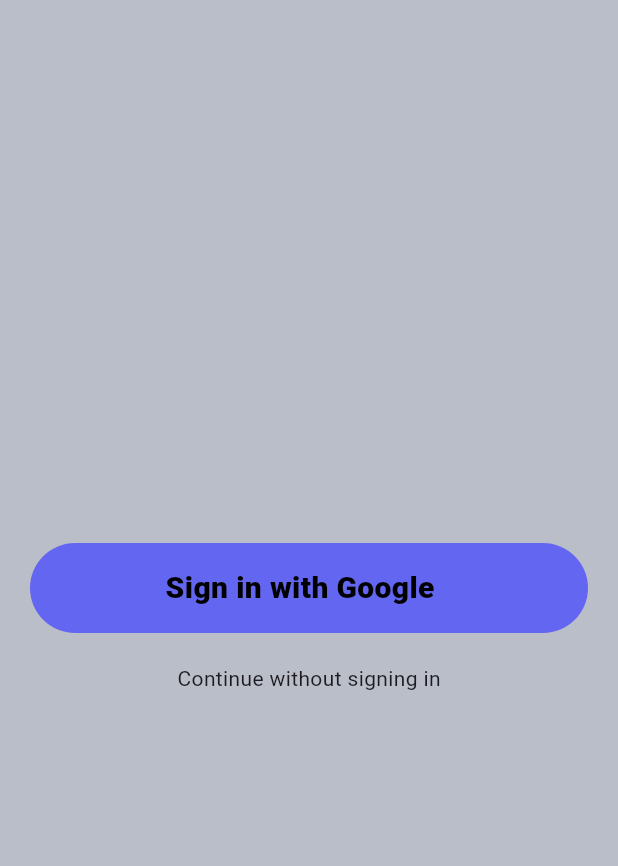
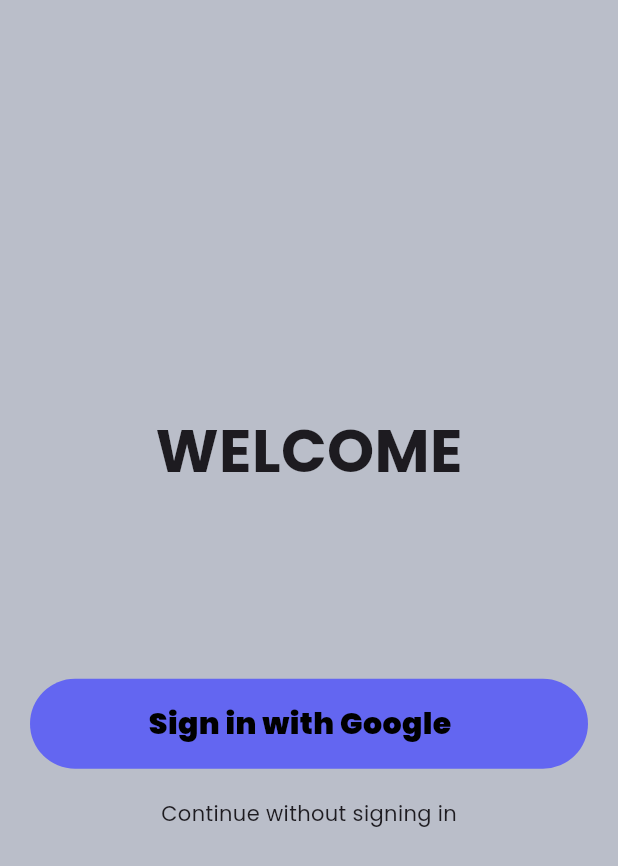
Before and after one commit to SaifIvnaAlam/Flutter-lawapp, a Flutter app: the screen it shows after launch, on a phone screen of 412 x 824 dp. Shown: the top 866 px of the screen. Run offline on Flutter 3.47's test engine with Material 3 defaults, Android fonts, the phone set to English and light mode, and no system bars; our stand-ins replace go_router, google_fonts.

```diff
--- a/lib/auth/presentation/authentication_page.dart
+++ b/lib/auth/presentation/authentication_page.dart
@@ -1,4 +1,8 @@
 import 'package:flutter/material.dart';
+import 'package:go_router/go_router.dart';
+import 'package:lawapp/utils/routes/route_name.dart';
+import 'package:lawapp/utils/constants/app_spacing.dart';
+import 'package:lawapp/utils/constants/app_text_Style.dart';
 import 'package:lawapp/utils/widgets/primary_scaffold.dart';
 import 'package:lawapp/utils/widgets/rounded_material_button.dart';
 
@@ -11,14 +15,19 @@ class AuthenticationPage extends StatelessWidget {
       body: Column(
         mainAxisAlignment: MainAxisAlignment.center,
         children: [
+          const Text("WELCOME", style: headingTextStyle),
+          heightBox124,
           RoundedMaterialButton(
-          ontap: () {},
+            ontap: () {
+              context.pushReplacement(AppRoutes.HOMEPAGE);
+            },
             text: 'Sign in with Google',
             showIcon: false,
           ),
           const SizedBox(height: 20),
           const Text("Continue without signing in"),
         ],
-    ));
+      ),
+    );
   }
 }
--- a/lib/core/presentation/app.dart
+++ b/lib/core/presentation/app.dart
@@ -1,19 +1,21 @@
 import 'package:flutter/material.dart';
-import 'package:lawapp/auth/presentation/authentication_page.dart';
+import 'package:google_fonts/google_fonts.dart';
+import 'package:lawapp/utils/routes/go_router.dart';
 
 class App extends StatelessWidget {
   const App({super.key});
 
   @override
   Widget build(BuildContext context) {
-    return MaterialApp(
+    return MaterialApp.router(
       debugShowCheckedModeBanner: false,
       title: 'Law App',
       theme: ThemeData(
         colorScheme: ColorScheme.fromSeed(seedColor: Colors.deepPurple),
         useMaterial3: true,
+        textTheme: GoogleFonts.poppinsTextTheme(),
       ),
-      home: const AuthenticationPage(),
+      routerConfig: goRouter,
     );
   }
 }
--- /dev/null
+++ b/lib/utils/constants/app_text_Style.dart
@@ -0,0 +1,6 @@
+import 'package:flutter/material.dart';
+
+const headingTextStyle = TextStyle(
+  fontSize: 40,
+  fontWeight: FontWeight.bold,
+);
--- /dev/null
+++ b/lib/utils/routes/go_router.dart
@@ -0,0 +1,20 @@
+import 'package:go_router/go_router.dart';
+import 'package:lawapp/auth/presentation/authentication_page.dart';
+import 'package:lawapp/features/home/presentation/home_page.dart';
+import 'package:lawapp/utils/routes/route_name.dart';
+
+// GoRouter configuration
+final goRouter = GoRouter(
+  initialLocation: AppRoutes.INITIAL_ROUTE,
+  debugLogDiagnostics: true,
+  routes: [
+    GoRoute(
+      path: AppRoutes.HOMEPAGE,
+      builder: (context, state) => const HomePage(),
+    ),
+    GoRoute(
+      path: AppRoutes.INITIAL_ROUTE,
+      builder: (context, state) => const AuthenticationPage(),
+    ),
+  ],
+);
--- /dev/null
+++ b/lib/utils/routes/route_name.dart
@@ -0,0 +1,6 @@
+// ignore_for_file: constant_identifier_names
+
+class AppRoutes {
+  static const String INITIAL_ROUTE = "/";
+  static const String HOMEPAGE = "/home";
+}
--- a/pubspec.yaml
+++ b/pubspec.yaml
@@ -36,6 +36,8 @@ dependencies:
   # Use with the CupertinoIcons class for iOS style icons.
   cupertino_icons: ^1.0.6
   flutter_screenutil: ^5.9.0
+  go_router: ^13.2.4
+  google_fonts: ^6.2.1
 
 dev_dependencies:
   flutter_test:
```
Also changed, not shown: lib/features/home/presentation/home_page.dart (renamed from lib/feature/home/presentation/home_page.dart), pubspec.lock. Lines whose indentation alone changed are shown as unchanged.
